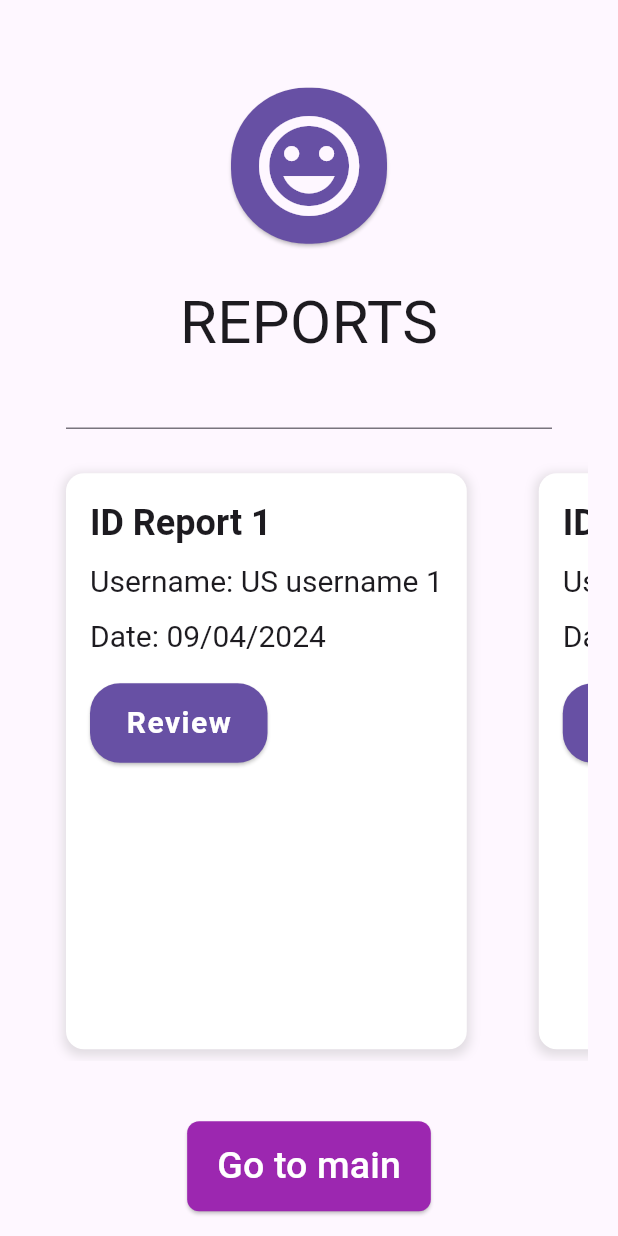
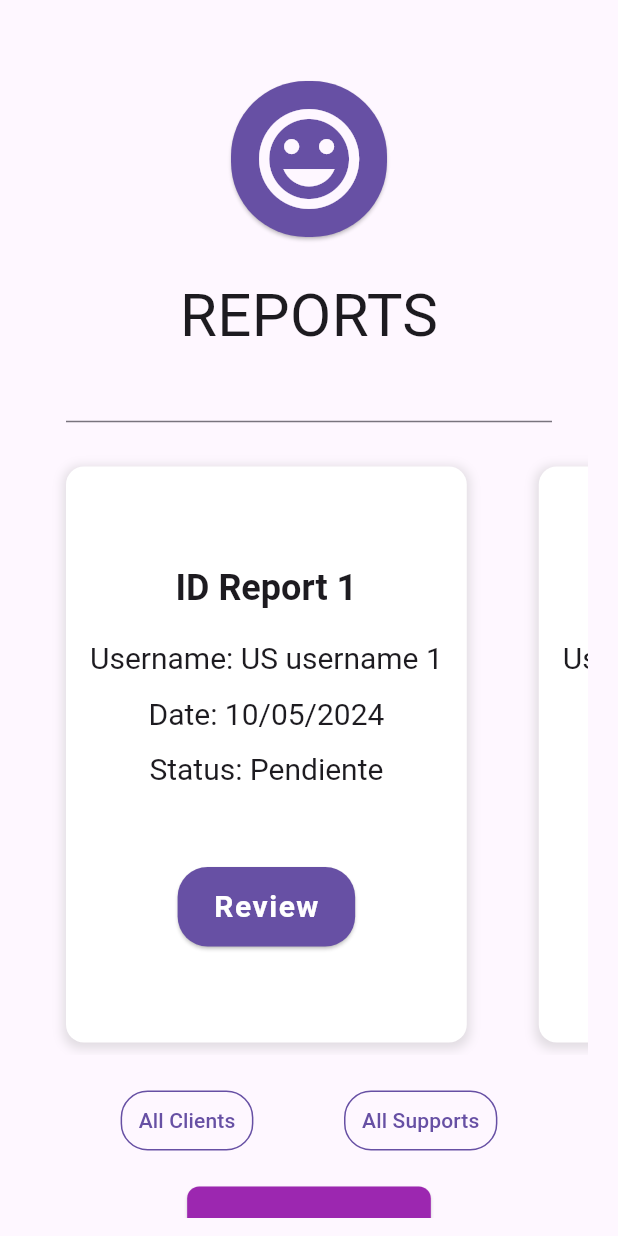
Before and after one commit to MaycolMD/mobile_support_assistance, a Flutter app: the RatingReportUS screen opened by its route, on a phone screen of 412 x 824 dp. Run offline on Flutter 3.47's test engine with Material 3 defaults, Android fonts, the phone set to English and light mode, and no system bars; our stand-ins replace flutter_rating_bar, get; Roboto replaces fonts that are missing (Readex Pro).

Commit message:
Filters front added

```diff
--- a/lib/main.dart
+++ b/lib/main.dart
@@ -32,7 +32,7 @@ class MyApp extends StatelessWidget {
           GetPage(name: '/CreateUS', page: () => const CreateUser()),
           GetPage(name: '/MainPageUC', page: () => const MainPageUC()),
           GetPage(name: '/CreateClient', page: () => const CreateClient()),
-          GetPage(name: '/Reports', page: () => const RatingReportUS()),
+          GetPage(name: '/Reports', page: () => RatingReportUS()),
           GetPage(name: '/SpecificReport', page: () => const RatingReport()),
           GetPage(name: '/MainUS', page: () => const MainUS()),
           GetPage(name: '/Login', page: () => const Login()),
--- a/lib/ui/pages/coordinator/ratingreportus.dart
+++ b/lib/ui/pages/coordinator/ratingreportus.dart
@@ -1,15 +1,14 @@
 import 'package:flutter/material.dart';
 import 'package:get/get.dart';
 import './../../../widgets/reportcard.dart';
+import './../../controllers/coordinator/ratingreportus.controller.dart';
 
-class RatingReportUS extends StatefulWidget {
-  const RatingReportUS({super.key});
+class RatingReportUS extends StatelessWidget {
+  final RatingReportUSController controller =
+      Get.put(RatingReportUSController());
 
-  @override
-  _RatingReportUSState createState() => _RatingReportUSState();
-}
+  RatingReportUS({Key? key}) : super(key: key);
 
-class _RatingReportUSState extends State<RatingReportUS> {
   @override
   Widget build(BuildContext context) {
     return Scaffold(
@@ -52,78 +51,80 @@ class _RatingReportUSState extends State<RatingReportUS> {
                 ),
                 SizedBox(
                   height: 400,
-                  child: SizedBox(
-                    height: double.infinity,
                   child: SingleChildScrollView(
                     scrollDirection: Axis.horizontal,
                     child: Row(
-                        children: [
-                          Padding(
+                      children: List.generate(3, (index) {
+                        return Padding(
                           padding: const EdgeInsets.symmetric(horizontal: 8),
                           child: ReportCard(
-                              reportId: 'Report 1',
-                              username: 'US username 1',
-                              date: '09/04/2024',
+                            reportId: 'Report ${index + 1}',
+                            username: 'US username ${index + 1}',
+                            date: '10/05/2024',
+                            status: 'Pendiente',
                             onPressed: () {
                               Get.toNamed('/SpecificReport');
                             },
                           ),
-                          ),
-                          Padding(
-                            padding: const EdgeInsets.symmetric(horizontal: 8),
-                            child: ReportCard(
-                              reportId: 'Report 2',
-                              username: 'US username 2',
-                              date: '09/03/2024',
-                              onPressed: () {
-                                Get.toNamed('/SpecificReport');
-                              },
-                            ),
-                          ),
-                          Padding(
-                            padding: const EdgeInsets.symmetric(horizontal: 8),
-                            child: ReportCard(
-                              reportId: 'Report 3',
-                              username: 'US username 3',
-                              date: '10/05/2024',
-                              onPressed: () {
-                                Get.toNamed('/SpecificReport');
-                              },
-                            ),
-                          ),
-                          // Agrega más ReportCards dentro de Padding según sea necesario
-                        ],
+                        );
+                      }),
                     ),
                   ),
                 ),
+                const SizedBox(height: 20),
+                Row(
+                  mainAxisAlignment: MainAxisAlignment.spaceEvenly,
+                  children: [
+                    TextButton(
+                      onPressed: controller.selectClient,
+                      style: ButtonStyle(
+                        shape:
+                            MaterialStateProperty.all<RoundedRectangleBorder>(
+                          RoundedRectangleBorder(
+                            borderRadius: BorderRadius.circular(18.0),
+                            side: BorderSide(
+                                color: Theme.of(context).primaryColor),
                           ),
-                const SizedBox(height: 40),
+                        ),
+                      ),
+                      child: Obx(() => Text(controller.selectedClient.value)),
+                    ),
+                    TextButton(
+                      onPressed: controller.selectSupport,
+                      style: ButtonStyle(
+                        shape:
+                            MaterialStateProperty.all<RoundedRectangleBorder>(
+                          RoundedRectangleBorder(
+                            borderRadius: BorderRadius.circular(18.0),
+                            side: BorderSide(
+                                color: Theme.of(context).primaryColor),
+                          ),
+                        ),
+                      ),
+                      child: Obx(() => Text(controller.selectedSupport.value)),
+                    ),
+                  ],
+                ),
+                const SizedBox(height: 20),
                 ElevatedButton(
                   key: const Key('ButtonGoBack'),
-                  onPressed: () {
-                    Get.toNamed('/MainPageUC');
-                  },
+                  onPressed: controller.goToMainPage,
                   style: ButtonStyle(
                     backgroundColor: MaterialStateProperty.all<Color>(
-                        Colors.purple), // Color morado
+                      Colors.purple,
+                    ),
                     padding: MaterialStateProperty.all<EdgeInsetsGeometry>(
-                      const EdgeInsets.symmetric(
-                          horizontal: 20,
-                          vertical:
-                              12), // Ajusta el padding según sea necesario
+                      const EdgeInsets.symmetric(horizontal: 20, vertical: 12),
                     ),
                     shape: MaterialStateProperty.all<OutlinedBorder>(
                       RoundedRectangleBorder(
-                        borderRadius:
-                            BorderRadius.circular(8), // Borde suavizado
+                        borderRadius: BorderRadius.circular(8),
                       ),
                     ),
                   ),
                   child: const Text(
                     "Go to main",
-                    style: TextStyle(
-                        color: Colors.white,
-                        fontSize: 25), // Color del texto blanco
+                    style: TextStyle(color: Colors.white, fontSize: 25),
                   ),
                 ),
               ],
--- a/lib/widgets/reportcard.dart
+++ b/lib/widgets/reportcard.dart
@@ -4,6 +4,7 @@ class ReportCard extends StatelessWidget {
   final String reportId;
   final String username;
   final String date;
+  final String status;
   final VoidCallback onPressed;
 
   const ReportCard({
@@ -11,6 +12,7 @@ class ReportCard extends StatelessWidget {
     required this.reportId,
     required this.username,
     required this.date,
+    required this.status,
     required this.onPressed,
   }) : super(key: key);
 
@@ -32,7 +34,8 @@ class ReportCard extends StatelessWidget {
         ],
       ),
       child: Column(
-        crossAxisAlignment: CrossAxisAlignment.start,
+        mainAxisAlignment: MainAxisAlignment.center,
+        crossAxisAlignment: CrossAxisAlignment.center,
         children: [
           Text(
             'ID $reportId',
@@ -43,7 +46,7 @@ class ReportCard extends StatelessWidget {
               fontWeight: FontWeight.bold,
             ),
           ),
-          const SizedBox(height: 8),
+          const SizedBox(height: 16),
           Text(
             'Username: $username',
             style: const TextStyle(
@@ -61,7 +64,16 @@ class ReportCard extends StatelessWidget {
               fontSize: 20,
             ),
           ),
-          const SizedBox(height: 16),
+          const SizedBox(height: 8),
+          Text(
+            'Status: $status',
+            style: const TextStyle(
+              fontFamily: 'Readex Pro',
+              letterSpacing: 0,
+              fontSize: 20,
+            ),
+          ),
+          const SizedBox(height: 50),
           ElevatedButton(
             onPressed: onPressed,
             style: ButtonStyle(
```
Also changed, not shown: lib/ui/controllers/coordinator/ratingreportus.controller.dart (added, +87 -0 lines). Lines whose indentation alone changed are shown as unchanged.
